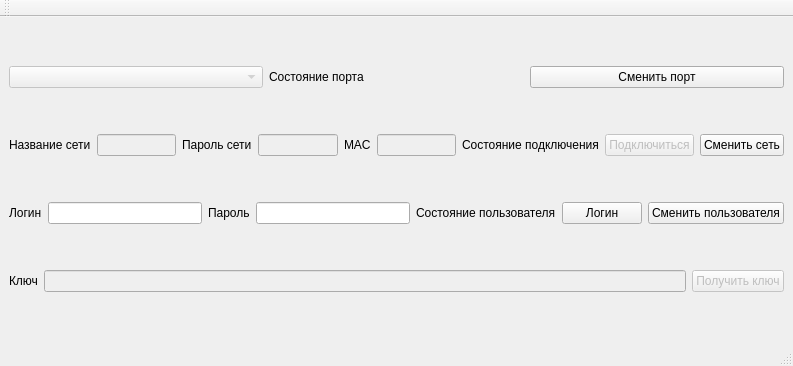
Before: the Qt Designer form Desktop/Desktop/mainwindow.ui in Lichuhah/ShantiTirttula, drawn with Qt 5.
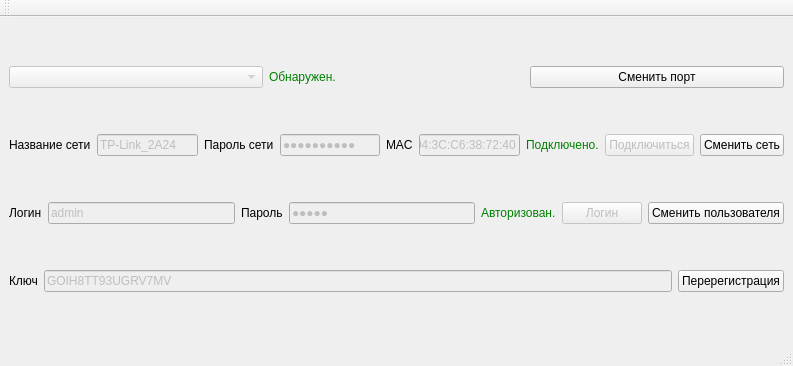
After: the same form once the commit is applied.

```diff
--- a/Desktop/Desktop/mainwindow.ui
+++ b/Desktop/Desktop/mainwindow.ui
@@ -26,8 +26,11 @@
       </item>
       <item>
        <widget class="QLabel" name="LblPortStatus">
+        <property name="styleSheet">
+         <string notr="true">color: green;</string>
+        </property>
         <property name="text">
-         <string>Состояние порта</string>
+         <string>Обнаружен.</string>
         </property>
        </widget>
       </item>
@@ -54,6 +57,9 @@
         <property name="enabled">
          <bool>false</bool>
         </property>
+        <property name="text">
+         <string>TP-Link_2A24</string>
+        </property>
        </widget>
       </item>
       <item>
@@ -68,6 +74,12 @@
         <property name="enabled">
          <bool>false</bool>
         </property>
+        <property name="text">
+         <string>393-63-461</string>
+        </property>
+        <property name="echoMode">
+         <enum>QLineEdit::Password</enum>
+        </property>
        </widget>
       </item>
       <item>
@@ -82,12 +94,18 @@
         <property name="enabled">
          <bool>false</bool>
         </property>
+        <property name="text">
+         <string>94:3C:C6:38:72:40</string>
+        </property>
        </widget>
       </item>
       <item>
        <widget class="QLabel" name="LblWifiStatus">
+        <property name="styleSheet">
+         <string notr="true">color: green;</string>
+        </property>
         <property name="text">
-         <string>Состояние подключения</string>
+         <string>Подключено.</string>
         </property>
        </widget>
       </item>
@@ -120,7 +138,14 @@
        </widget>
       </item>
       <item>
-       <widget class="QLineEdit" name="TxtUserLogin"/>
+       <widget class="QLineEdit" name="TxtUserLogin">
+        <property name="enabled">
+         <bool>false</bool>
+        </property>
+        <property name="text">
+         <string>admin</string>
+        </property>
+       </widget>
       </item>
       <item>
        <widget class="QLabel" name="LblUserPassword">
@@ -131,6 +156,12 @@
       </item>
       <item>
        <widget class="QLineEdit" name="TxtUserPassword">
+        <property name="enabled">
+         <bool>false</bool>
+        </property>
+        <property name="text">
+         <string>admin</string>
+        </property>
         <property name="echoMode">
          <enum>QLineEdit::Password</enum>
         </property>
@@ -138,13 +169,19 @@
       </item>
       <item>
        <widget class="QLabel" name="lblUserStatus">
+        <property name="styleSheet">
+         <string notr="true">color: green;</string>
+        </property>
         <property name="text">
-         <string>Состояние пользователя</string>
+         <string>Авторизован.</string>
         </property>
        </widget>
       </item>
       <item>
        <widget class="QPushButton" name="BtnLogin">
+        <property name="enabled">
+         <bool>false</bool>
+        </property>
         <property name="text">
          <string>Логин</string>
         </property>
@@ -173,15 +210,18 @@
         <property name="enabled">
          <bool>false</bool>
         </property>
+        <property name="text">
+         <string>GOIH8TT93UGRV7MV</string>
+        </property>
        </widget>
       </item>
       <item>
        <widget class="QPushButton" name="BtnGetMcKey">
         <property name="enabled">
-         <bool>false</bool>
+         <bool>true</bool>
         </property>
         <property name="text">
-         <string>Получить ключ</string>
+         <string>Перерегистрация</string>
         </property>
        </widget>
       </item>
```
Left out of the diff: 7 changed lines with no effect on the pictures.
